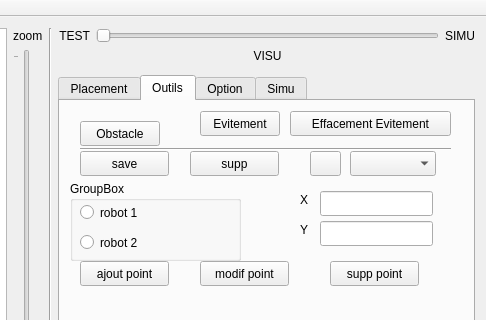
Old version of the form PluginModules/SimuBot/ihm_SimuBot.ui in the repository CRLG/LABOTBOX; both pictures show x 776 to 1262 and y 0 to 320 of the 1262 by 758 pixel window.
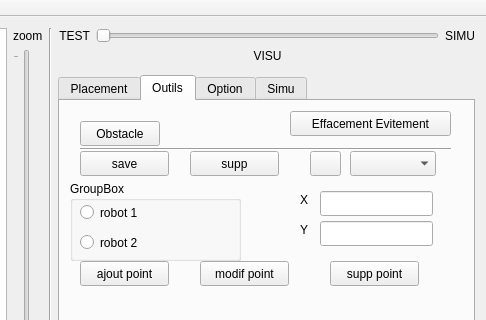
New version of the form. The open tabs and pages were chosen to show the change. Icons and pictures are not drawn.

Commit message: [SimuBot] Etape 7 de la migration v2 : rose des vents graduee dans le repere asservissement, et retrait du bouton mort pb_Astar.

What changed in the file:
```diff
--- a/PluginModules/SimuBot/ihm_SimuBot.ui
+++ b/PluginModules/SimuBot/ihm_SimuBot.ui
@@ -1260,19 +1260,6 @@
          <string>Effacement Evitement</string>
         </property>
        </widget>
-       <widget class="QPushButton" name="pb_Astar">
-        <property name="geometry">
-         <rect>
-          <x>140</x>
-          <y>10</y>
-          <width>80</width>
-          <height>25</height>
-         </rect>
-        </property>
-        <property name="text">
-         <string>Evitement</string>
-        </property>
-       </widget>
        <widget class="QGroupBox" name="groupBox">
         <property name="geometry">
          <rect>
```
The commit also changes 4 other files.
